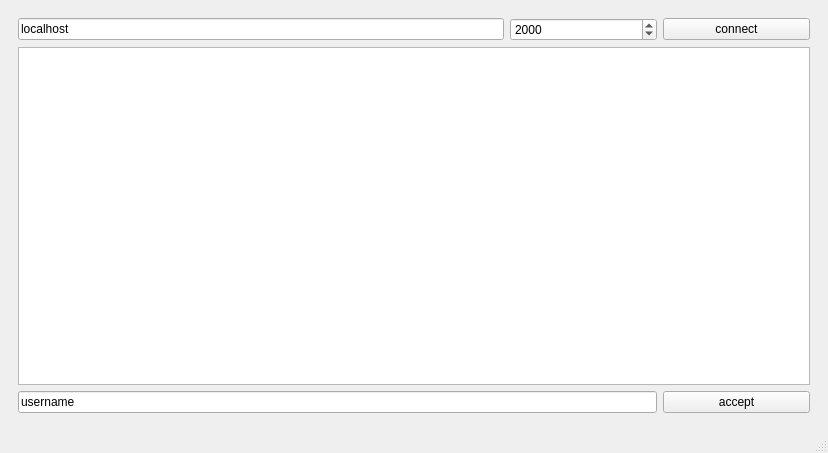
Above: frontend/words-client/mainwindow.ui from ItsAldris/word-assembler before the change. Below: the same form after it.
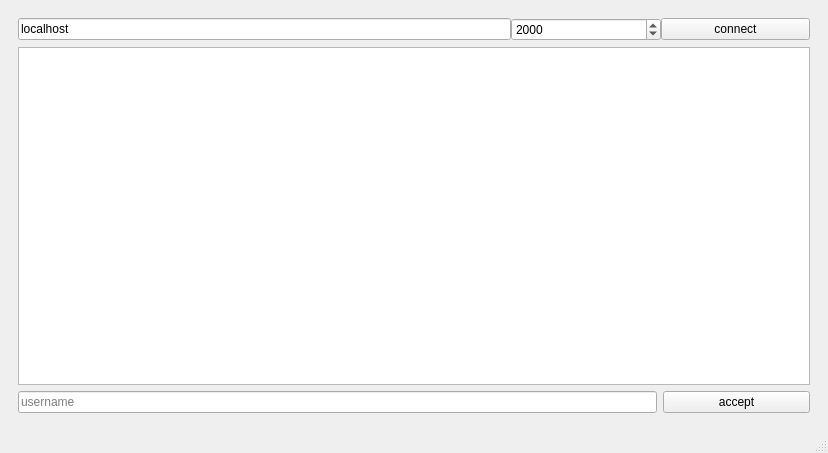
That is the form after the change. The open tabs and pages were chosen to show the change.

Commit message: fix(ui):change obj naming

Diff of the .ui file:
```diff
--- a/frontend/words-client/mainwindow.ui
+++ b/frontend/words-client/mainwindow.ui
@@ -26,6 +26,9 @@
          <layout class="QVBoxLayout" name="verticalLayout" stretch="0,0,0">
           <item>
            <layout class="QHBoxLayout" name="horizontalLayout_3" stretch="33,10,10">
+            <property name="spacing">
+             <number>0</number>
+            </property>
             <item>
              <widget class="QLineEdit" name="lineEdit">
               <property name="text">
@@ -34,15 +37,12 @@
              </widget>
             </item>
             <item>
-             <widget class="QDoubleSpinBox" name="doubleSpinBox">
-              <property name="decimals">
-               <number>0</number>
-              </property>
+             <widget class="QSpinBox" name="portSpinBox">
               <property name="maximum">
-               <double>6600.000000000000000</double>
+               <number>66000</number>
               </property>
               <property name="value">
-               <double>2000.000000000000000</double>
+               <number>2000</number>
               </property>
              </widget>
             </item>
@@ -77,6 +77,9 @@
             <item>
              <widget class="QLineEdit" name="lineEdit_2">
               <property name="text">
+               <string/>
+              </property>
+              <property name="placeholderText">
                <string>username</string>
               </property>
              </widget>
```
Left out of the diff: 32 changed lines with no effect on the pictures.
